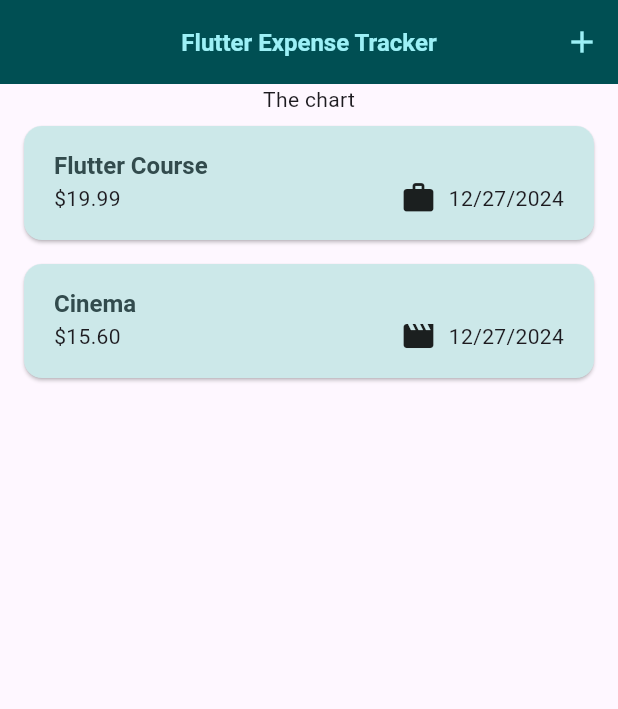
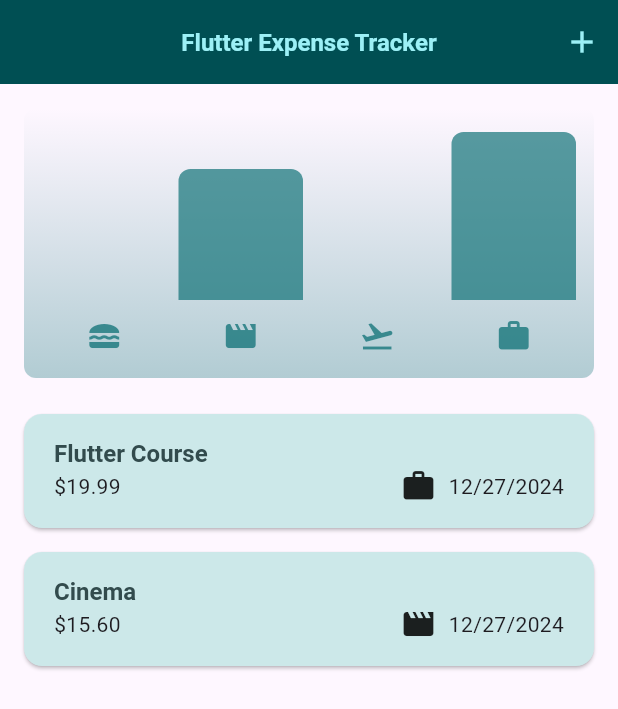
Before and after one commit to OkpePhillips/flutter_course, a Flutter app: the screen it shows after launch, on a phone screen of 412 x 824 dp. Shown: the top 709 px of the screen. Run offline on Flutter 3.47's test engine with Material 3 defaults, Android fonts, the phone set to English and light mode, and no system bars.

Commit message:
Added more features: charts and chart bars with heights that vary depending on the amount of the expense

```diff
--- a/expense_tracker/lib/models/expense.dart
+++ b/expense_tracker/lib/models/expense.dart
@@ -38,3 +38,27 @@ class Expense {
     return formatter.format(date);
   }
 }
+
+class ExpenseBucket {
+  const ExpenseBucket({
+    required this.category,
+    required this.expenses,
+  });
+
+  ExpenseBucket.forCategory(List<Expense> allExpenses, this.category)
+      : expenses = allExpenses
+            .where((expense) => expense.category == category)
+            .toList();
+
+  final ExpenseCategory category;
+  final List<Expense> expenses;
+
+  double get totalExpenses {
+    double sum = 0;
+
+    for (final expense in expenses) {
+      sum += expense.amount;
+    }
+    return sum;
+  }
+}
--- /dev/null
+++ b/expense_tracker/lib/widgets/chart_bar.dart
@@ -0,0 +1,31 @@
+import 'package:flutter/material.dart';
+
+class ChartBar extends StatelessWidget {
+  const ChartBar({super.key, required this.fill});
+
+  final double fill;
+
+  @override
+  Widget build(BuildContext context) {
+    final isDarkMode =
+        MediaQuery.of(context).platformBrightness == Brightness.dark;
+    return Expanded(
+      child: Padding(
+        padding: const EdgeInsets.symmetric(horizontal: 4),
+        child: FractionallySizedBox(
+          heightFactor: fill,
+          child: DecoratedBox(
+            decoration: BoxDecoration(
+              shape: BoxShape.rectangle,
+              borderRadius:
+                  const BorderRadius.vertical(top: Radius.circular(8)),
+              color: isDarkMode
+                  ? Theme.of(context).colorScheme.secondary
+                  : Theme.of(context).colorScheme.primary.withOpacity(0.65),
+            ),
+          ),
+        ),
+      ),
+    );
+  }
+}
--- /dev/null
+++ b/expense_tracker/lib/widgets/charts.dart
@@ -0,0 +1,92 @@
+import 'package:expense_tracker/models/expense.dart';
+import 'package:expense_tracker/widgets/chart_bar.dart';
+import 'package:flutter/material.dart';
+
+class Chart extends StatelessWidget {
+  const Chart({super.key, required this.expenses});
+
+  final List<Expense> expenses;
+
+  List<ExpenseBucket> get buckets {
+    return [
+      ExpenseBucket.forCategory(expenses, ExpenseCategory.food),
+      ExpenseBucket.forCategory(expenses, ExpenseCategory.leisure),
+      ExpenseBucket.forCategory(expenses, ExpenseCategory.travel),
+      ExpenseBucket.forCategory(expenses, ExpenseCategory.work),
+    ];
+  }
+
+  double get maxTotalExpense {
+    double maxTotalExpense = 0;
+
+    for (final bucket in buckets) {
+      if (bucket.totalExpenses > maxTotalExpense) {
+        maxTotalExpense = bucket.totalExpenses;
+      }
+    }
+    return maxTotalExpense;
+  }
+
+  @override
+  Widget build(BuildContext context) {
+    final isDarkMode =
+        MediaQuery.of(context).platformBrightness == Brightness.dark;
+
+    return Container(
+      margin: const EdgeInsets.all(16),
+      padding: const EdgeInsets.symmetric(
+        vertical: 16,
+        horizontal: 8,
+      ),
+      width: double.infinity,
+      height: 180,
+      decoration: BoxDecoration(
+        borderRadius: BorderRadius.circular(8),
+        gradient: LinearGradient(
+          colors: [
+            Theme.of(context).colorScheme.primary.withOpacity(0.3),
+            Theme.of(context).colorScheme.primary.withOpacity(0.0),
+          ],
+          begin: Alignment.bottomCenter,
+          end: Alignment.topCenter,
+        ),
+      ),
+      child: Column(
+        children: [
+          Expanded(
+            child: Row(
+              crossAxisAlignment: CrossAxisAlignment.end,
+              children: [
+                for (final bucket in buckets)
+                  ChartBar(
+                    fill: bucket.totalExpenses / maxTotalExpense,
+                  )
+              ],
+            ),
+          ),
+          const SizedBox(height: 12),
+          Row(
+            children: buckets
+                .map(
+                  (bucket) => Expanded(
+                    child: Padding(
+                      padding: const EdgeInsets.symmetric(horizontal: 4),
+                      child: Icon(
+                        categoryIcons[bucket.category],
+                        color: isDarkMode
+                            ? Theme.of(context).colorScheme.secondary
+                            : Theme.of(context)
+                                .colorScheme
+                                .primary
+                                .withOpacity(0.7),
+                      ),
+                    ),
+                  ),
+                )
+                .toList(),
+          ),
+        ],
+      ),
+    );
+  }
+}
--- a/expense_tracker/lib/widgets/expenses.dart
+++ b/expense_tracker/lib/widgets/expenses.dart
@@ -1,3 +1,4 @@
+import 'package:expense_tracker/widgets/charts.dart';
 import 'package:expense_tracker/widgets/expenses_list.dart';
 import 'package:expense_tracker/widgets/new_expense.dart';
 import 'package:flutter/material.dart';
@@ -86,7 +87,7 @@ class _ExpensesState extends State<Expenses> {
       ),
       body: Column(
         children: [
-          const Text('The chart'),
+          Chart(expenses: _registeredExpenses),
           Expanded(
             child: mainContent,
           )
```
